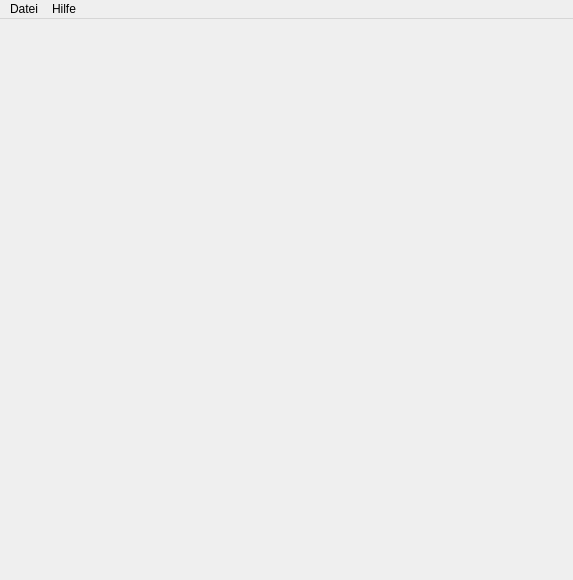
NO411/notensatz, file src/mainwindow.ui: the form before one commit.
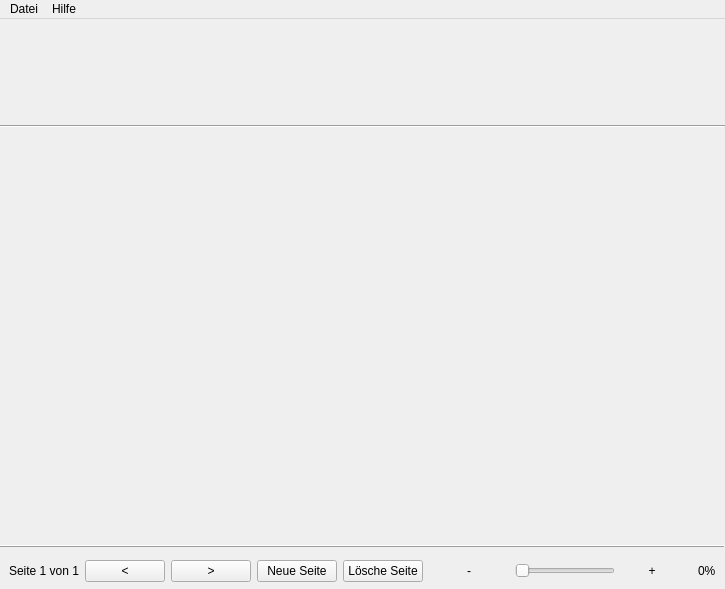
The form after the commit. Icons and pictures are not drawn.

What changed in the file:
```diff
--- a/src/mainwindow.ui
+++ b/src/mainwindow.ui
@@ -6,10 +6,16 @@
    <rect>
     <x>0</x>
     <y>0</y>
-    <width>573</width>
-    <height>580</height>
+    <width>725</width>
+    <height>589</height>
    </rect>
   </property>
+  <property name="minimumSize">
+   <size>
+    <width>584</width>
+    <height>589</height>
+   </size>
+  </property>
   <property name="windowTitle">
    <string notr="true">Notensatz</string>
   </property>
@@ -22,17 +28,24 @@
    <double>1.000000000000000</double>
   </property>
   <widget class="QWidget" name="centralwidget">
-   <layout class="QVBoxLayout" name="verticalLayout_2">
-    <item>
      <layout class="QVBoxLayout" name="verticalLayout">
+    <property name="spacing">
+     <number>6</number>
+    </property>
+    <property name="leftMargin">
+     <number>0</number>
+    </property>
+    <property name="topMargin">
+     <number>0</number>
+    </property>
+    <property name="rightMargin">
+     <number>0</number>
+    </property>
+    <property name="bottomMargin">
+     <number>0</number>
+    </property>
       <item>
-       <widget class="QFrame" name="frame_2">
-        <property name="sizePolicy">
-         <sizepolicy hsizetype="Preferred" vsizetype="Fixed">
-          <horstretch>0</horstretch>
-          <verstretch>0</verstretch>
-         </sizepolicy>
-        </property>
+     <widget class="QFrame" name="top_frame">
         <property name="minimumSize">
          <size>
           <width>0</width>
@@ -53,16 +66,33 @@
         </property>
         <property name="lineWidth">
          <number>0</number>
+      </property>
+     </widget>
+    </item>
+    <item>
+     <widget class="Line" name="top_line">
+      <property name="sizeIncrement">
+       <size>
+        <width>0</width>
+        <height>0</height>
+       </size>
+      </property>
+      <property name="acceptDrops">
+       <bool>false</bool>
+      </property>
+      <property name="frameShadow">
+       <enum>QFrame::Sunken</enum>
         </property>
         <property name="midLineWidth">
          <number>0</number>
         </property>
+      <property name="orientation">
+       <enum>Qt::Horizontal</enum>
+      </property>
        </widget>
       </item>
       <item>
-       <layout class="QHBoxLayout" name="horizontalLayout_3">
-        <item>
-         <widget class="QScrollArea" name="scrollArea">
+     <widget class="QScrollArea" name="scroll_area">
           <property name="frameShape">
            <enum>QFrame::NoFrame</enum>
           </property>
@@ -80,16 +110,173 @@
             <rect>
              <x>0</x>
              <y>0</y>
-             <width>551</width>
-             <height>431</height>
+         <width>725</width>
+         <height>403</height>
             </rect>
            </property>
           </widget>
          </widget>
         </item>
-       </layout>
-      </item>
-     </layout>
+    <item>
+     <widget class="Line" name="bottom_line">
+      <property name="frameShadow">
+       <enum>QFrame::Raised</enum>
+      </property>
+      <property name="orientation">
+       <enum>Qt::Horizontal</enum>
+      </property>
+     </widget>
+    </item>
+    <item>
+     <widget class="QFrame" name="bottom_frame">
+      <property name="minimumSize">
+       <size>
+        <width>0</width>
+        <height>35</height>
+       </size>
+      </property>
+      <property name="maximumSize">
+       <size>
+        <width>16777215</width>
+        <height>35</height>
+       </size>
+      </property>
+      <property name="frameShape">
+       <enum>QFrame::NoFrame</enum>
+      </property>
+      <property name="frameShadow">
+       <enum>QFrame::Plain</enum>
+      </property>
+      <layout class="QGridLayout" name="gridLayout">
+       <property name="topMargin">
+        <number>0</number>
+       </property>
+       <property name="bottomMargin">
+        <number>0</number>
+       </property>
+       <property name="verticalSpacing">
+        <number>6</number>
+       </property>
+       <item row="0" column="5">
+        <spacer name="bottom_bar_spacer">
+         <property name="orientation">
+          <enum>Qt::Horizontal</enum>
+         </property>
+         <property name="sizeHint" stdset="0">
+          <size>
+           <width>20</width>
+           <height>17</height>
+          </size>
+         </property>
+        </spacer>
+       </item>
+       <item row="0" column="9">
+        <widget class="QLabel" name="zoom_label">
+         <property name="text">
+          <string>0%</string>
+         </property>
+        </widget>
+       </item>
+       <item row="0" column="7">
+        <widget class="QSlider" name="zoom_slider">
+         <property name="minimumSize">
+          <size>
+           <width>100</width>
+           <height>0</height>
+          </size>
+         </property>
+         <property name="maximumSize">
+          <size>
+           <width>100</width>
+           <height>16777215</height>
+          </size>
+         </property>
+         <property name="maximum">
+          <number>100</number>
+         </property>
+         <property name="orientation">
+          <enum>Qt::Horizontal</enum>
+         </property>
+        </widget>
+       </item>
+       <item row="0" column="8">
+        <widget class="QPushButton" name="zoom_in_button">
+         <property name="text">
+          <string>+</string>
+         </property>
+         <property name="flat">
+          <bool>true</bool>
+         </property>
+        </widget>
+       </item>
+       <item row="0" column="6">
+        <widget class="QPushButton" name="zoom_out_button">
+         <property name="text">
+          <string>-</string>
+         </property>
+         <property name="checkable">
+          <bool>false</bool>
+         </property>
+         <property name="checked">
+          <bool>false</bool>
+         </property>
+         <property name="autoDefault">
+          <bool>false</bool>
+         </property>
+         <property name="default">
+          <bool>false</bool>
+         </property>
+         <property name="flat">
+          <bool>true</bool>
+         </property>
+        </widget>
+       </item>
+       <item row="0" column="1">
+        <widget class="QPushButton" name="previous_page_button">
+         <property name="toolTip">
+          <string>&lt;html&gt;&lt;head/&gt;&lt;body&gt;&lt;p&gt;Vorherige Seite&lt;/p&gt;&lt;/body&gt;&lt;/html&gt;</string>
+         </property>
+         <property name="text">
+          <string>&lt;</string>
+         </property>
+        </widget>
+       </item>
+       <item row="0" column="0">
+        <widget class="QLabel" name="current_page_label">
+         <property name="text">
+          <string>Seite 1 von 1</string>
+         </property>
+        </widget>
+       </item>
+       <item row="0" column="2">
+        <widget class="QPushButton" name="next_page_button">
+         <property name="toolTip">
+          <string>&lt;html&gt;&lt;head/&gt;&lt;body&gt;&lt;p&gt;Nächste Seite&lt;/p&gt;&lt;/body&gt;&lt;/html&gt;</string>
+         </property>
+         <property name="whatsThis">
+          <string>&lt;html&gt;&lt;head/&gt;&lt;body&gt;&lt;p&gt;&lt;br/&gt;&lt;/p&gt;&lt;/body&gt;&lt;/html&gt;</string>
+         </property>
+         <property name="text">
+          <string>&gt;</string>
+         </property>
+        </widget>
+       </item>
+       <item row="0" column="3">
+        <widget class="QPushButton" name="new_page_button">
+         <property name="text">
+          <string>Neue Seite</string>
+         </property>
+        </widget>
+       </item>
+       <item row="0" column="4">
+        <widget class="QPushButton" name="delete_page_button">
+         <property name="text">
+          <string>Lösche Seite</string>
+         </property>
+        </widget>
+       </item>
+      </layout>
+     </widget>
     </item>
    </layout>
   </widget>
@@ -98,7 +285,7 @@
     <rect>
      <x>0</x>
      <y>0</y>
-     <width>573</width>
+     <width>725</width>
      <height>21</height>
     </rect>
    </property>
@@ -113,7 +300,7 @@
     <addaction name="separator"/>
     <addaction name="action_close"/>
    </widget>
-   <widget class="QMenu" name="menuHilfe">
+   <widget class="QMenu" name="menu_help">
     <property name="title">
      <string>Hilfe</string>
     </property>
@@ -121,7 +308,7 @@
     <addaction name="action_about"/>
    </widget>
    <addaction name="menu_file"/>
-   <addaction name="menuHilfe"/>
+   <addaction name="menu_help"/>
   </widget>
   <action name="action_new">
    <property name="text">
```
Left out of the diff: 14 changed lines with no effect on the pictures. Lines whose indentation alone changed are shown as unchanged.
